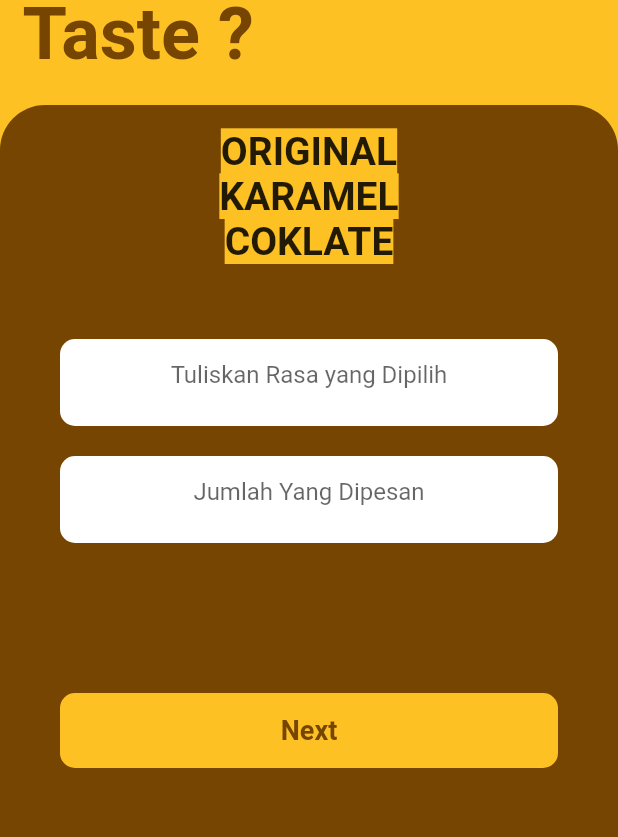
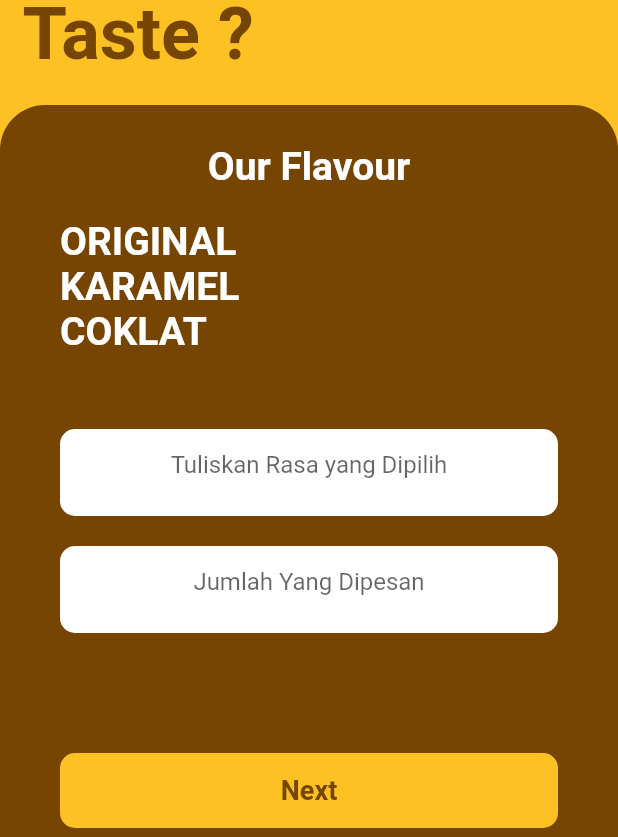
Before and after one commit to hedi1712/PopcornOrder, a Flutter app: the ProductPage screen opened directly with empty values, on a phone screen of 412 x 824 dp, the part 399-1236 px from its top. Run offline on Flutter 3.47's test engine with Material 2 defaults, Android fonts, the phone set to English and light mode, and no system bars; our stand-ins replace hexcolor; Roboto replaces fonts that are missing (helvetica).

Commit message:
after submission

```diff
--- a/lib/product.dart
+++ b/lib/product.dart
@@ -109,7 +109,7 @@ class _ProductPage extends State<ProductPage> {
                         countItem(),
                         SizedBox(
                           child: Padding(
-                            padding: EdgeInsets.all(50.0),
+                            padding: EdgeInsets.all(40.0),
                           ),
                         ),
                         nextButton()
@@ -123,6 +123,7 @@ class _ProductPage extends State<ProductPage> {
         ));
   }
 
+
   Widget countItem() {
     return Form(
       key: _formKey,
@@ -130,30 +131,42 @@ class _ProductPage extends State<ProductPage> {
           child: Column(
         children: [
           Container(
-            padding: EdgeInsets.only(top: 5.0,left: 15.0,right: 15.0),
+            padding: EdgeInsets.all(15.0),
             child: Text(
-              'ORIGINAL',
+              'Our Flavour',
               style: TextStyle(
-                  backgroundColor: HexColor("#fdc124"),
+                  color: Colors.white,
                   fontSize: 26,
                   fontWeight: FontWeight.bold),
             ),
           ),
           Container(
+            alignment: Alignment.topLeft,
+            padding: EdgeInsets.only(top: 5.0,right: 15.0),
             child: Text(
-              'KARAMEL',
+              'ORIGINAL',
               style: TextStyle(
-                  backgroundColor: HexColor("#fdc124"),
+                  color: Colors.white,
                   fontSize: 26,
                   fontWeight: FontWeight.bold),
             ),
           ),
           Container(
+            alignment: Alignment.topLeft,
+            child: Text(
+              'KARAMEL',
+              style: TextStyle(
+                  color: Colors.white,
+                  fontSize: 26,
+                  fontWeight: FontWeight.bold),
+            ),
+          ),
+          Container(
+          alignment: Alignment.topLeft,
             padding: EdgeInsets.only(bottom: 50.0),
             child: Text(
-              'COKLATE',
-              style: TextStyle(
-                  backgroundColor: HexColor("#fdc124"),
+              'COKLAT',
+              style: TextStyle(color: Colors.white,
                   fontSize: 26,
                   fontWeight: FontWeight.bold),
             ),
--- a/pubspec.yaml
+++ b/pubspec.yaml
@@ -24,6 +24,7 @@ dependencies:
   flutter_svg: ^0.19.0
   grouped_buttons: ^1.0.4
   hexcolor: ^1.0.6
+  intl: ^0.16.1
   flutter:
     sdk: flutter
 
```
Also changed, not shown: lib/Summary.dart (+34 -17 lines), pubspec.lock.
